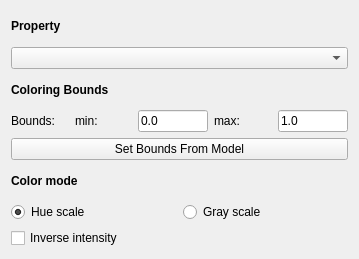
Qt form Rendering/Renderers/ScalarPropertyRenderer/scalarpropertyrendererconfig.ui (Gloix/Camaron) before a commit.
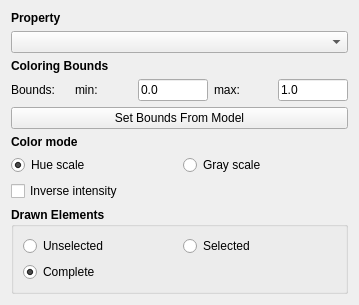
The same form after that commit.

```diff
--- a/Rendering/Renderers/ScalarPropertyRenderer/scalarpropertyrendererconfig.ui
+++ b/Rendering/Renderers/ScalarPropertyRenderer/scalarpropertyrendererconfig.ui
@@ -7,7 +7,7 @@
     <x>0</x>
     <y>0</y>
     <width>359</width>
-    <height>259</height>
+    <height>281</height>
    </rect>
   </property>
   <property name="sizePolicy">
@@ -188,6 +188,63 @@
      </property>
     </widget>
    </item>
+   <item>
+    <widget class="QGroupBox" name="groupBox_drawn_Elements">
+     <property name="font">
+      <font>
+       <weight>75</weight>
+       <bold>true</bold>
+      </font>
+     </property>
+     <property name="title">
+      <string>Drawn Elements</string>
+     </property>
+     <layout class="QGridLayout" name="gridLayout_4">
+      <item row="1" column="0">
+       <widget class="QRadioButton" name="radioButton_complete">
+        <property name="font">
+         <font>
+          <weight>50</weight>
+          <bold>false</bold>
+         </font>
+        </property>
+        <property name="text">
+         <string>Complete</string>
+        </property>
+        <property name="checked">
+         <bool>true</bool>
+        </property>
+       </widget>
+      </item>
+      <item row="0" column="0">
+       <widget class="QRadioButton" name="radioButton_unselected">
+        <property name="font">
+         <font>
+          <weight>50</weight>
+          <bold>false</bold>
+         </font>
+        </property>
+        <property name="text">
+         <string>Unselected</string>
+        </property>
+       </widget>
+      </item>
+      <item row="0" column="1">
+       <widget class="QRadioButton" name="radioButton_selected">
+        <property name="font">
+         <font>
+          <weight>50</weight>
+          <bold>false</bold>
+         </font>
+        </property>
+        <property name="text">
+         <string>Selected</string>
+        </property>
+       </widget>
+      </item>
+     </layout>
+    </widget>
+   </item>
   </layout>
  </widget>
  <resources/>
```
Left out of the diff: 1 changed line with no effect on the pictures.
